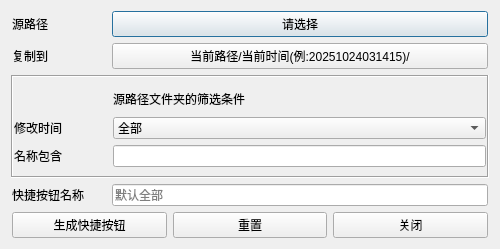
xingqi-git/OneClick, file UI/copy_local_files_dlg.ui: the form before one commit.
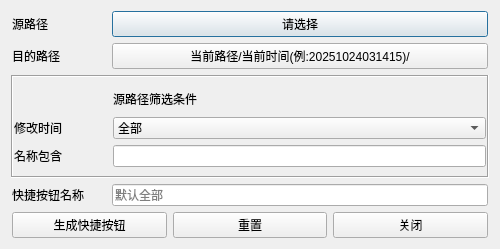
The form after the commit.

Commit message:
丰富了发送文件功能
1.支持批量发送
2.增加了筛选条件

What changed in the file:
```diff
--- a/UI/copy_local_files_dlg.ui
+++ b/UI/copy_local_files_dlg.ui
@@ -42,7 +42,7 @@
      <item row="1" column="0">
       <widget class="QLabel" name="label_10">
        <property name="text">
-        <string>复制到</string>
+        <string>目的路径</string>
        </property>
       </widget>
      </item>
@@ -76,7 +76,7 @@
       <item row="0" column="1">
        <widget class="QLabel" name="label_13">
         <property name="text">
-         <string>源路径文件夹的筛选条件</string>
+         <string>源路径筛选条件</string>
         </property>
        </widget>
       </item>
```
Left out of the diff: 15 changed lines with no effect on the pictures. The commit also changes 17 other files.
